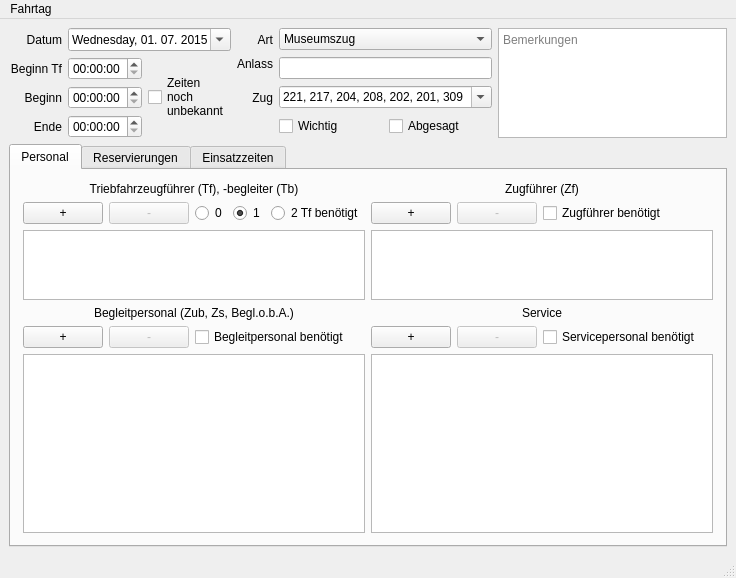
The window that Programm/epl_gui/fahrtagwindow.ui (philjosch/Einsatzplaner) describes before a commit, drawn with Qt 5.
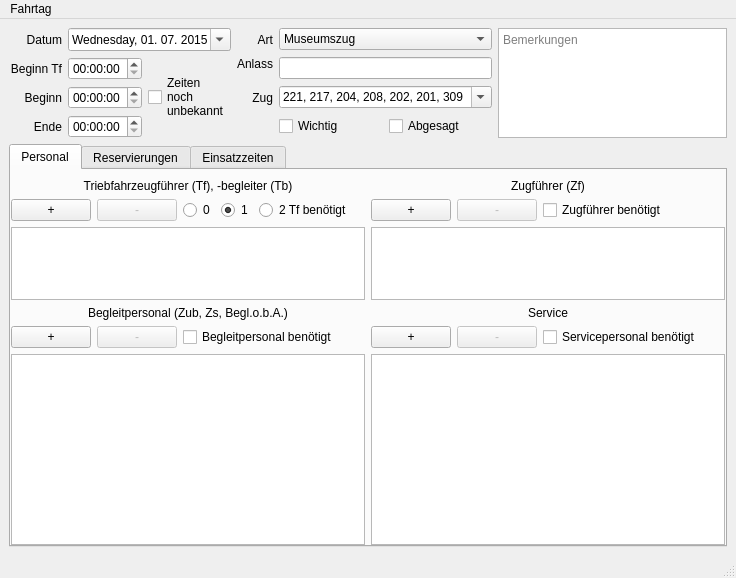
The same window after the commit.

What changed in the file:
```diff
--- a/Programm/epl_gui/fahrtagwindow.ui
+++ b/Programm/epl_gui/fahrtagwindow.ui
@@ -340,16 +340,16 @@
        </attribute>
        <layout class="QGridLayout" name="gridLayout_10">
         <property name="leftMargin">
-         <number>12</number>
+         <number>0</number>
         </property>
         <property name="topMargin">
-         <number>12</number>
+         <number>9</number>
         </property>
         <property name="rightMargin">
-         <number>12</number>
+         <number>0</number>
         </property>
         <property name="bottomMargin">
-         <number>12</number>
+         <number>0</number>
         </property>
         <item row="0" column="0">
          <layout class="QGridLayout" name="gridLayout_2" rowstretch="0,0,1" columnstretch="0,0,0,0,1">
```
